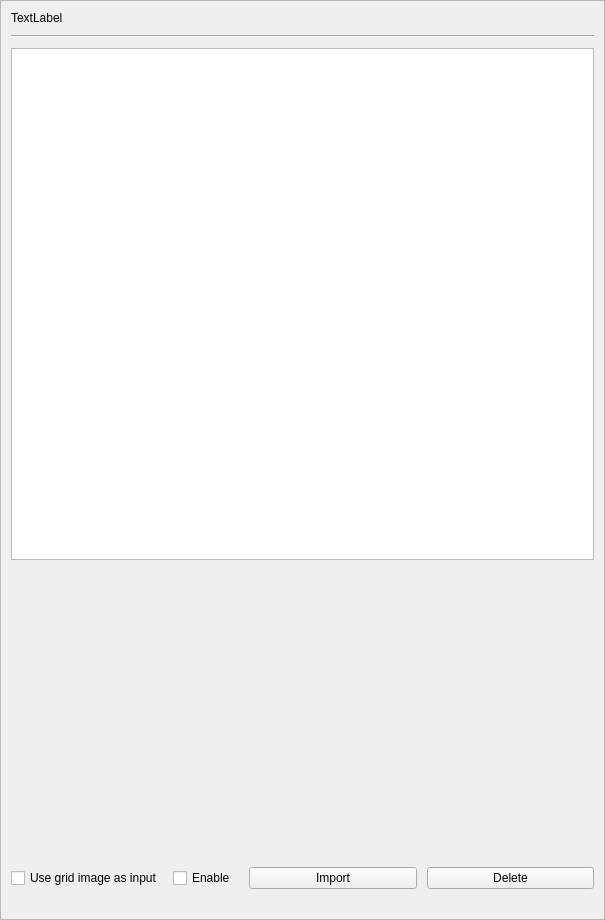
Capsize-Games/airunner, file src/airunner/widgets/canvas/templates/input_image.ui: the form before one commit.
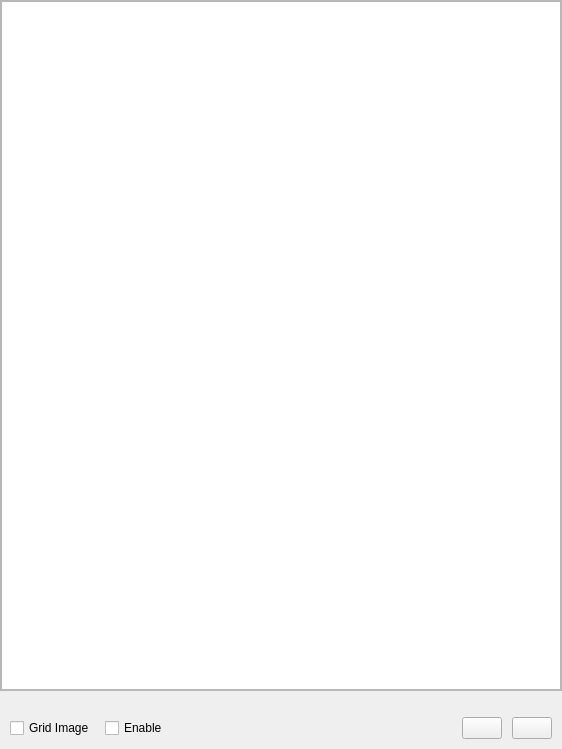
The form after the commit. Icons and pictures are not drawn. Custom widgets are drawn as their Qt base class.

What changed in the file:
```diff
--- a/src/airunner/widgets/canvas/templates/input_image.ui
+++ b/src/airunner/widgets/canvas/templates/input_image.ui
@@ -6,8 +6,8 @@
    <rect>
     <x>0</x>
     <y>0</y>
-    <width>605</width>
-    <height>920</height>
+    <width>562</width>
+    <height>749</height>
    </rect>
   </property>
   <property name="sizePolicy">
@@ -45,50 +45,62 @@
        <rect>
         <x>0</x>
         <y>0</y>
-        <width>603</width>
-        <height>918</height>
+        <width>560</width>
+        <height>666</height>
        </rect>
       </property>
       <layout class="QGridLayout" name="gridLayout_2">
        <property name="leftMargin">
-        <number>10</number>
+        <number>0</number>
        </property>
        <property name="topMargin">
-        <number>10</number>
+        <number>0</number>
        </property>
        <property name="rightMargin">
-        <number>10</number>
+        <number>0</number>
        </property>
        <property name="bottomMargin">
-        <number>10</number>
+        <number>0</number>
        </property>
-       <property name="horizontalSpacing">
+       <property name="spacing">
         <number>0</number>
        </property>
-       <property name="verticalSpacing">
-        <number>10</number>
-       </property>
-       <item row="1" column="0">
-        <widget class="Line" name="line">
-         <property name="orientation">
-          <enum>Qt::Orientation::Horizontal</enum>
-         </property>
-        </widget>
-       </item>
-       <item row="3" column="0">
-        <spacer name="verticalSpacer">
-         <property name="orientation">
-          <enum>Qt::Orientation::Vertical</enum>
-         </property>
-         <property name="sizeHint" stdset="0">
+       <item row="0" column="0">
+        <widget class="QGraphicsView" name="image_container">
+         <property name="sizePolicy">
+          <sizepolicy hsizetype="Preferred" vsizetype="Preferred">
+           <horstretch>0</horstretch>
+           <verstretch>0</verstretch>
+          </sizepolicy>
+         </property>
+         <property name="minimumSize">
           <size>
-           <width>20</width>
-           <height>40</height>
+           <width>512</width>
+           <height>512</height>
           </size>
          </property>
-        </spacer>
+        </widget>
        </item>
-       <item row="6" column="0">
+      </layout>
+     </widget>
+    </widget>
+   </item>
+   <item row="1" column="0">
+    <widget class="QWidget" name="verticalWidget" native="true">
+     <layout class="QGridLayout" name="gridLayout_3">
+      <property name="leftMargin">
+       <number>10</number>
+      </property>
+      <property name="topMargin">
+       <number>10</number>
+      </property>
+      <property name="rightMargin">
+       <number>10</number>
+      </property>
+      <property name="bottomMargin">
+       <number>10</number>
+      </property>
+      <item row="0" column="0">
         <widget class="SliderWidget" name="strength_slider_widget" native="true">
          <property name="sizePolicy">
           <sizepolicy hsizetype="Preferred" vsizetype="Minimum">
@@ -122,27 +134,26 @@
          </property>
         </widget>
        </item>
+      <item row="1" column="0">
+       <widget class="ControlnetSettingsWidget" name="controlnet_settings" native="true"/>
+      </item>
+     </layout>
+    </widget>
+   </item>
        <item row="2" column="0">
-        <widget class="QGraphicsView" name="image_container">
-         <property name="sizePolicy">
-          <sizepolicy hsizetype="Preferred" vsizetype="Preferred">
-           <horstretch>0</horstretch>
-           <verstretch>0</verstretch>
-          </sizepolicy>
-         </property>
-         <property name="minimumSize">
-          <size>
-           <width>512</width>
-           <height>512</height>
-          </size>
-         </property>
-        </widget>
-       </item>
-       <item row="4" column="0">
         <layout class="QHBoxLayout" name="horizontalLayout">
          <property name="spacing">
           <number>10</number>
          </property>
+     <property name="leftMargin">
+      <number>10</number>
+     </property>
+     <property name="rightMargin">
+      <number>10</number>
+     </property>
+     <property name="bottomMargin">
+      <number>10</number>
+     </property>
          <item>
           <widget class="QCheckBox" name="use_grid_image_as_input_checkbox">
            <property name="sizePolicy">
@@ -151,9 +162,12 @@
              <verstretch>0</verstretch>
             </sizepolicy>
            </property>
-           <property name="text">
+       <property name="toolTip">
             <string>Use grid image as input</string>
            </property>
+       <property name="text">
+        <string>Grid Image</string>
+       </property>
           </widget>
          </item>
          <item>
@@ -169,11 +183,27 @@
            </property>
           </widget>
          </item>
+     <item>
+      <spacer name="horizontalSpacer">
+       <property name="orientation">
+        <enum>Qt::Orientation::Horizontal</enum>
+       </property>
+       <property name="sizeHint" stdset="0">
+        <size>
+         <width>40</width>
+         <height>20</height>
+        </size>
+       </property>
+      </spacer>
+     </item>
          <item>
           <widget class="QPushButton" name="import_button">
-           <property name="text">
+       <property name="toolTip">
             <string>Import</string>
            </property>
+       <property name="text">
+        <string/>
+       </property>
            <property name="icon">
             <iconset theme="folder"/>
            </property>
@@ -181,9 +211,12 @@
          </item>
          <item>
           <widget class="QPushButton" name="delete_button">
-           <property name="text">
+       <property name="toolTip">
             <string>Delete</string>
            </property>
+       <property name="text">
+        <string/>
+       </property>
            <property name="icon">
             <iconset theme="user-trash"/>
            </property>
@@ -191,20 +224,6 @@
          </item>
         </layout>
        </item>
-       <item row="0" column="0">
-        <widget class="QLabel" name="label">
-         <property name="text">
-          <string>TextLabel</string>
-         </property>
-        </widget>
-       </item>
-       <item row="5" column="0">
-        <widget class="ControlnetSettingsWidget" name="controlnet_settings" native="true"/>
-       </item>
-      </layout>
-     </widget>
-    </widget>
-   </item>
   </layout>
  </widget>
  <customwidgets>
```
Left out of the diff: 31 changed lines with no effect on the pictures. Lines whose indentation alone changed are shown as unchanged.
